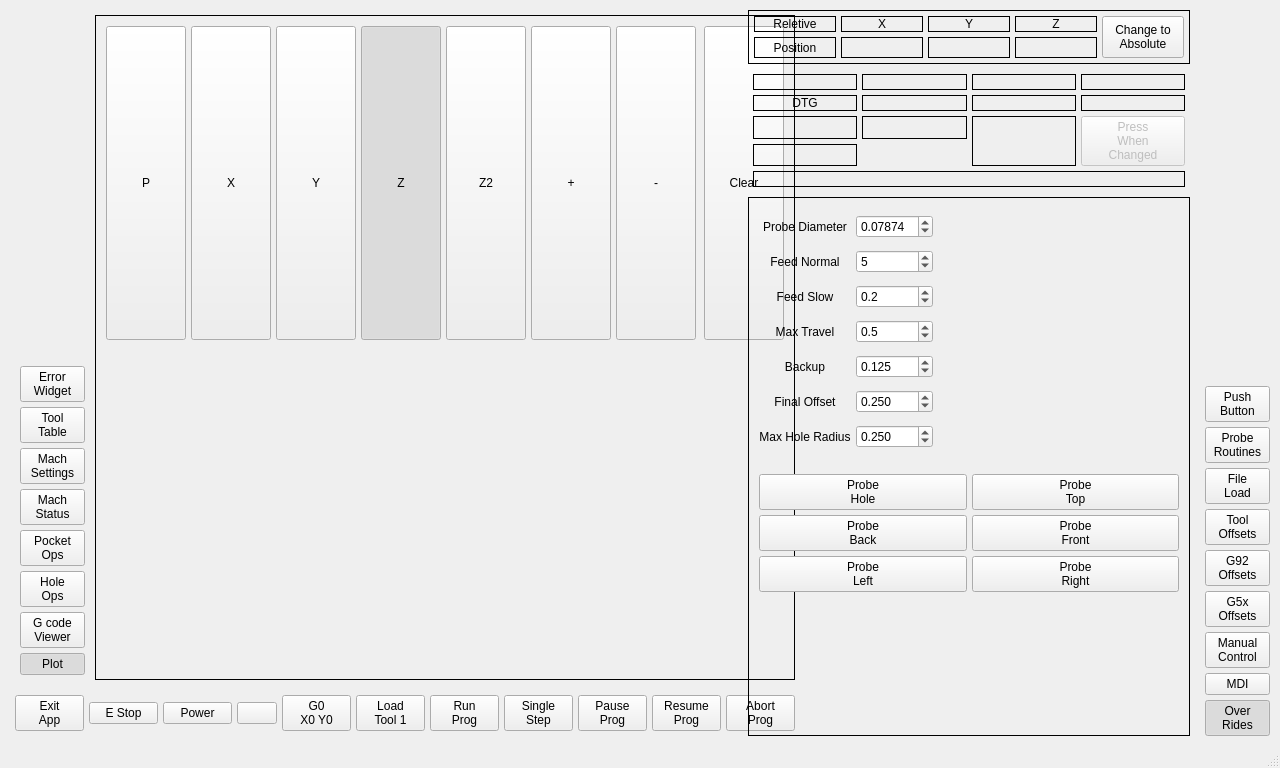
This is mill_touch_v6/ui/mainwindow.ui in jethornton/mill_touch_v6 as Qt 5 draws it before an edit. The edited form follows.
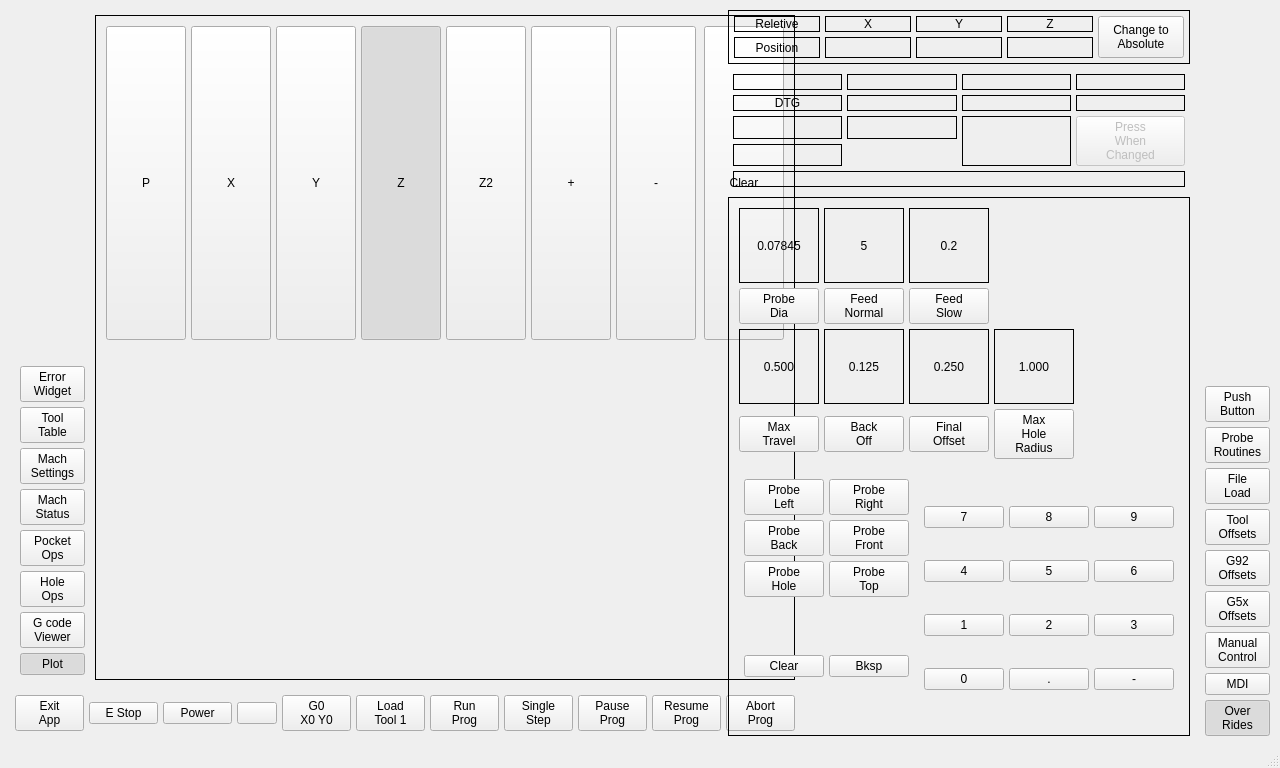
This is the edited form. The open tabs and pages were chosen to show the change. Custom widgets are drawn as their Qt base class.

Commit message: finish up adding probing routines and keyboard

```diff
--- a/mill_touch_v6/ui/mainwindow.ui
+++ b/mill_touch_v6/ui/mainwindow.ui
@@ -6854,93 +6854,125 @@
               <property name="spacing">
                <number>5</number>
               </property>
-              <item row="3" column="1">
-               <widget class="QDoubleSpinBox" name="probMaxTravel">
-                <property name="decimals">
-                 <number>1</number>
-                </property>
-                <property name="value">
-                 <double>0.500000000000000</double>
-                </property>
-               </widget>
-              </item>
-              <item row="0" column="0">
-               <widget class="QLabel" name="label_3">
+              <item row="4" column="0">
+               <widget class="QPushButton" name="pushButton_163">
                 <property name="text">
-                 <string>Probe Diameter</string>
+                 <string>Max
+Travel</string>
                 </property>
-                <property name="alignment">
-                 <set>Qt::AlignCenter</set>
+                <property name="checkable">
+                 <bool>true</bool>
                 </property>
-               </widget>
-              </item>
-              <item row="1" column="2">
-               <spacer name="horizontalSpacer_8">
-                <property name="orientation">
-                 <enum>Qt::Horizontal</enum>
+                <property name="labelName" stdset="0">
+                 <string>probMaxTravel</string>
                 </property>
-                <property name="sizeHint" stdset="0">
-                 <size>
-                  <width>40</width>
-                  <height>20</height>
-                 </size>
-                </property>
-               </spacer>
-              </item>
-              <item row="5" column="1">
-               <widget class="QDoubleSpinBox" name="probeOffset">
-                <property name="decimals">
-                 <number>3</number>
-                </property>
-                <property name="value">
-                 <double>0.250000000000000</double>
-                </property>
-               </widget>
-              </item>
-              <item row="1" column="1">
-               <widget class="QSpinBox" name="probeFeedNorm">
-                <property name="maximum">
-                 <number>300</number>
-                </property>
-                <property name="value">
-                 <number>5</number>
-                </property>
-               </widget>
-              </item>
-              <item row="0" column="1">
-               <widget class="QDoubleSpinBox" name="probeDiam">
-                <property name="decimals">
-                 <number>5</number>
-                </property>
-                <property name="value">
-                 <double>0.078740000000000</double>
-                </property>
+                <attribute name="buttonGroup">
+                 <string notr="true">probeBtnGrp</string>
+                </attribute>
                </widget>
               </item>
               <item row="1" column="0">
-               <widget class="QLabel" name="label_9">
+               <widget class="QPushButton" name="pushButton_160">
                 <property name="text">
-                 <string>Feed Normal</string>
+                 <string>Probe
+Dia</string>
                 </property>
+                <property name="checkable">
+                 <bool>true</bool>
+                </property>
+                <property name="labelName" stdset="0">
+                 <string>probeDiam</string>
+                </property>
+                <attribute name="buttonGroup">
+                 <string notr="true">probeBtnGrp</string>
+                </attribute>
+               </widget>
+              </item>
+              <item row="0" column="0">
+               <widget class="QLabel" name="probeDiam">
+                <property name="minimumSize">
+                 <size>
+                  <width>60</width>
+                  <height>0</height>
+                 </size>
+                </property>
+                <property name="frameShape">
+                 <enum>QFrame::Box</enum>
+                </property>
+                <property name="text">
+                 <string>0.07845</string>
+                </property>
                 <property name="alignment">
                  <set>Qt::AlignCenter</set>
                 </property>
                </widget>
               </item>
-              <item row="4" column="0">
-               <widget class="QLabel" name="label_54">
+              <item row="1" column="1">
+               <widget class="QPushButton" name="pushButton_161">
                 <property name="text">
-                 <string>Backup</string>
+                 <string>Feed
+Normal</string>
                 </property>
+                <property name="checkable">
+                 <bool>true</bool>
+                </property>
+                <property name="labelName" stdset="0">
+                 <string>probeFeedNorm</string>
+                </property>
+                <attribute name="buttonGroup">
+                 <string notr="true">probeBtnGrp</string>
+                </attribute>
+               </widget>
+              </item>
+              <item row="0" column="1">
+               <widget class="QLabel" name="probeFeedNorm">
+                <property name="minimumSize">
+                 <size>
+                  <width>60</width>
+                  <height>0</height>
+                 </size>
+                </property>
+                <property name="frameShape">
+                 <enum>QFrame::Box</enum>
+                </property>
+                <property name="text">
+                 <string>5</string>
+                </property>
                 <property name="alignment">
                  <set>Qt::AlignCenter</set>
                 </property>
                </widget>
               </item>
-              <item row="5" column="0">
-               <widget class="QLabel" name="label_60">
+              <item row="1" column="2">
+               <widget class="QPushButton" name="pushButton_162">
                 <property name="text">
-                 <string>Final Offset</string>
+                 <string>Feed
+Slow</string>
+                </property>
+                <property name="checkable">
+                 <bool>true</bool>
+                </property>
+                <property name="labelName" stdset="0">
+                 <string>probeFeedSlow</string>
+                </property>
+                <attribute name="buttonGroup">
+                 <string notr="true">probeBtnGrp</string>
+                </attribute>
+               </widget>
+              </item>
+              <item row="0" column="2">
+               <widget class="QLabel" name="probeFeedSlow">
+                <property name="minimumSize">
+                 <size>
+                  <width>60</width>
+                  <height>0</height>
+                 </size>
+                </property>
+                <property name="frameShape">
+                 <enum>QFrame::Box</enum>
+                </property>
+                <property name="text">
+                 <string>0.2</string>
                 </property>
                 <property name="alignment">
                  <set>Qt::AlignCenter</set>
@@ -6948,9 +6980,18 @@
                </widget>
               </item>
               <item row="3" column="0">
-               <widget class="QLabel" name="label_12">
+               <widget class="QLabel" name="probMaxTravel">
+                <property name="minimumSize">
+                 <size>
+                  <width>60</width>
+                  <height>0</height>
+                 </size>
+                </property>
+                <property name="frameShape">
+                 <enum>QFrame::Box</enum>
+                </property>
                 <property name="text">
-                 <string>Max Travel</string>
+                 <string>0.500</string>
                 </property>
                 <property name="alignment">
                  <set>Qt::AlignCenter</set>
@@ -6958,49 +6999,109 @@
                </widget>
               </item>
               <item row="4" column="1">
-               <widget class="QDoubleSpinBox" name="probeBackup">
-                <property name="decimals">
-                 <number>3</number>
+               <widget class="QPushButton" name="pushButton_168">
+                <property name="text">
+                 <string>Back
+Off</string>
                 </property>
-                <property name="value">
-                 <double>0.125000000000000</double>
+                <property name="checkable">
+                 <bool>true</bool>
                 </property>
                </widget>
               </item>
-              <item row="2" column="1">
-               <widget class="QDoubleSpinBox" name="probeFeedSlow">
-                <property name="decimals">
-                 <number>1</number>
+              <item row="3" column="1">
+               <widget class="QLabel" name="probeBackup">
+                <property name="minimumSize">
+                 <size>
+                  <width>60</width>
+                  <height>0</height>
+                 </size>
                 </property>
-                <property name="value">
-                 <double>0.200000000000000</double>
+                <property name="frameShape">
+                 <enum>QFrame::Box</enum>
                 </property>
+                <property name="text">
+                 <string>0.125</string>
+                </property>
+                <property name="alignment">
+                 <set>Qt::AlignCenter</set>
+                </property>
                </widget>
               </item>
-              <item row="2" column="0">
-               <widget class="QLabel" name="label_10">
+              <item row="4" column="2">
+               <widget class="QPushButton" name="pushButton_169">
                 <property name="text">
-                 <string>Feed Slow</string>
+                 <string>Final
+Offset</string>
                 </property>
+                <property name="checkable">
+                 <bool>true</bool>
+                </property>
+                <property name="labelName" stdset="0">
+                 <string>probeOffset</string>
+                </property>
+                <attribute name="buttonGroup">
+                 <string notr="true">probeBtnGrp</string>
+                </attribute>
+               </widget>
+              </item>
+              <item row="3" column="4">
+               <spacer name="horizontalSpacer_10">
+                <property name="orientation">
+                 <enum>Qt::Horizontal</enum>
+                </property>
+                <property name="sizeHint" stdset="0">
+                 <size>
+                  <width>40</width>
+                  <height>20</height>
+                 </size>
+                </property>
+               </spacer>
+              </item>
+              <item row="3" column="2">
+               <widget class="QLabel" name="probeOffset">
+                <property name="minimumSize">
+                 <size>
+                  <width>60</width>
+                  <height>0</height>
+                 </size>
+                </property>
+                <property name="frameShape">
+                 <enum>QFrame::Box</enum>
+                </property>
+                <property name="text">
+                 <string>0.250</string>
+                </property>
                 <property name="alignment">
                  <set>Qt::AlignCenter</set>
                 </property>
                </widget>
               </item>
-              <item row="6" column="1">
-               <widget class="QDoubleSpinBox" name="probeMaxRadius">
-                <property name="decimals">
-                 <number>3</number>
+              <item row="4" column="3">
+               <widget class="QPushButton" name="pushButton_170">
+                <property name="text">
+                 <string>Max
+Hole
+Radius</string>
                 </property>
-                <property name="value">
-                 <double>0.250000000000000</double>
+                <property name="checkable">
+                 <bool>true</bool>
                 </property>
                </widget>
               </item>
-              <item row="6" column="0">
-               <widget class="QLabel" name="label_61">
+              <item row="3" column="3">
+               <widget class="QLabel" name="probeMaxRadius">
+                <property name="minimumSize">
+                 <size>
+                  <width>60</width>
+                  <height>0</height>
+                 </size>
+                </property>
+                <property name="frameShape">
+                 <enum>QFrame::Box</enum>
+                </property>
                 <property name="text">
-                 <string>Max Hole Radius</string>
+                 <string>1.000</string>
                 </property>
                 <property name="alignment">
                  <set>Qt::AlignCenter</set>
@@ -7025,74 +7126,278 @@
               <property name="bottomMargin">
                <number>5</number>
               </property>
-              <item row="3" column="0">
-               <widget class="SubCallButton" name="subcallbutton">
-                <property name="text">
-                 <string>Probe
-Left</string>
+              <item row="4" column="1">
+               <spacer name="horizontalSpacer_8">
+                <property name="orientation">
+                 <enum>Qt::Horizontal</enum>
                 </property>
-                <property name="filename" stdset="0">
-                 <string>qtpy-left.ngc</string>
+                <property name="sizeHint" stdset="0">
+                 <size>
+                  <width>40</width>
+                  <height>20</height>
+                 </size>
                 </property>
-               </widget>
+               </spacer>
               </item>
-              <item row="2" column="1">
-               <widget class="SubCallButton" name="subcallbutton_4">
-                <property name="text">
-                 <string>Probe
+              <item row="4" column="0">
+               <widget class="QWidget" name="gridWidget" native="true">
+                <layout class="QGridLayout" name="gridLayout_32">
+                 <property name="leftMargin">
+                  <number>5</number>
+                 </property>
+                 <property name="topMargin">
+                  <number>5</number>
+                 </property>
+                 <property name="rightMargin">
+                  <number>5</number>
+                 </property>
+                 <property name="bottomMargin">
+                  <number>5</number>
+                 </property>
+                 <property name="spacing">
+                  <number>5</number>
+                 </property>
+                 <item row="1" column="1">
+                  <widget class="SubCallButton" name="subcallbutton_4">
+                   <property name="text">
+                    <string>Probe
 Front</string>
-                </property>
-                <property name="filename" stdset="0">
-                 <string>qtpy-front.ngc</string>
-                </property>
-               </widget>
-              </item>
-              <item row="3" column="1">
-               <widget class="SubCallButton" name="subcallbutton_2">
-                <property name="text">
-                 <string>Probe
-Right</string>
-                </property>
-                <property name="filename" stdset="0">
-                 <string>qtpy-right.ngc</string>
-                </property>
-               </widget>
-              </item>
-              <item row="2" column="0">
-               <widget class="SubCallButton" name="subcallbutton_3">
-                <property name="text">
-                 <string>Probe
+                   </property>
+                   <property name="filename" stdset="0">
+                    <string>qtpy-front.ngc</string>
+                   </property>
+                  </widget>
+                 </item>
+                 <item row="1" column="0">
+                  <widget class="SubCallButton" name="subcallbutton_3">
+                   <property name="text">
+                    <string>Probe
 Back</string>
-                </property>
-                <property name="filename" stdset="0">
-                 <string>qtpy-back.ngc</string>
-                </property>
-               </widget>
-              </item>
-              <item row="0" column="0">
-               <widget class="SubCallButton" name="subcallbutton_6">
-                <property name="text">
-                 <string>Probe
+                   </property>
+                   <property name="filename" stdset="0">
+                    <string>qtpy-back.ngc</string>
+                   </property>
+                  </widget>
+                 </item>
+                 <item row="0" column="1">
+                  <widget class="SubCallButton" name="subcallbutton_2">
+                   <property name="text">
+                    <string>Probe
+Right</string>
+                   </property>
+                   <property name="filename" stdset="0">
+                    <string>qtpy-right.ngc</string>
+                   </property>
+                  </widget>
+                 </item>
+                 <item row="0" column="0">
+                  <widget class="SubCallButton" name="subcallbutton">
+                   <property name="text">
+                    <string>Probe
+Left</string>
+                   </property>
+                   <property name="filename" stdset="0">
+                    <string>qtpy-left.ngc</string>
+                   </property>
+                  </widget>
+                 </item>
+                 <item row="2" column="0">
+                  <widget class="SubCallButton" name="subcallbutton_6">
+                   <property name="text">
+                    <string>Probe
 Hole</string>
-                </property>
-                <property name="filename" stdset="0">
-                 <string>qtpy-hole.ngc</string>
-                </property>
-               </widget>
-              </item>
-              <item row="0" column="1">
-               <widget class="SubCallButton" name="subcallbutton_5">
-                <property name="text">
-                 <string>Probe
+                   </property>
+                   <property name="filename" stdset="0">
+                    <string>qtpy-hole.ngc</string>
+                   </property>
+                  </widget>
+                 </item>
+                 <item row="2" column="1">
+                  <widget class="SubCallButton" name="subcallbutton_5">
+                   <property name="text">
+                    <string>Probe
 Top</string>
-                </property>
-                <property name="filename" stdset="0">
-                 <string>qtpy-top.ngc</string>
-                </property>
+                   </property>
+                   <property name="filename" stdset="0">
+                    <string>qtpy-top.ngc</string>
+                   </property>
+                  </widget>
+                 </item>
+                </layout>
                </widget>
               </item>
-              <item row="4" column="0" colspan="2">
-               <widget class="ProbeSim" name="probesim"/>
+              <item row="5" column="0">
+               <widget class="QWidget" name="horizontalWidget" native="true">
+                <layout class="QHBoxLayout" name="horizontalLayout_12">
+                 <property name="leftMargin">
+                  <number>5</number>
+                 </property>
+                 <property name="topMargin">
+                  <number>5</number>
+                 </property>
+                 <property name="rightMargin">
+                  <number>5</number>
+                 </property>
+                 <property name="bottomMargin">
+                  <number>5</number>
+                 </property>
+                 <item>
+                  <widget class="QPushButton" name="probeClearBtn">
+                   <property name="text">
+                    <string>Clear</string>
+                   </property>
+                  </widget>
+                 </item>
+                 <item>
+                  <widget class="QPushButton" name="probeBkspBtn">
+                   <property name="text">
+                    <string>Bksp</string>
+                   </property>
+                  </widget>
+                 </item>
+                </layout>
+               </widget>
+              </item>
+              <item row="4" column="3" rowspan="2">
+               <widget class="QWidget" name="gridWidget" native="true">
+                <layout class="QGridLayout" name="gridLayout_31">
+                 <property name="leftMargin">
+                  <number>5</number>
+                 </property>
+                 <property name="topMargin">
+                  <number>5</number>
+                 </property>
+                 <property name="rightMargin">
+                  <number>5</number>
+                 </property>
+                 <property name="bottomMargin">
+                  <number>5</number>
+                 </property>
+                 <property name="spacing">
+                  <number>5</number>
+                 </property>
+                 <item row="2" column="1">
+                  <widget class="QPushButton" name="pushButton_153">
+                   <property name="text">
+                    <string>2</string>
+                   </property>
+                   <attribute name="buttonGroup">
+                    <string notr="true">probeKeypad</string>
+                   </attribute>
+                  </widget>
+                 </item>
+                 <item row="1" column="2">
+                  <widget class="QPushButton" name="pushButton_127">
+                   <property name="text">
+                    <string>6</string>
+                   </property>
+                   <attribute name="buttonGroup">
+                    <string notr="true">probeKeypad</string>
+                   </attribute>
+                  </widget>
+                 </item>
+                 <item row="1" column="0">
+                  <widget class="QPushButton" name="pushButton_145">
+                   <property name="text">
+                    <string>4</string>
+                   </property>
+                   <attribute name="buttonGroup">
+                    <string notr="true">probeKeypad</string>
+                   </attribute>
+                  </widget>
+                 </item>
+                 <item row="2" column="0">
+                  <widget class="QPushButton" name="pushButton_150">
+                   <property name="text">
+                    <string>1</string>
+                   </property>
+                   <attribute name="buttonGroup">
+                    <string notr="true">probeKeypad</string>
+                   </attribute>
+                  </widget>
+                 </item>
+                 <item row="1" column="1">
+                  <widget class="QPushButton" name="pushButton_140">
+                   <property name="text">
+                    <string>5</string>
+                   </property>
+                   <attribute name="buttonGroup">
+                    <string notr="true">probeKeypad</string>
+                   </attribute>
+                  </widget>
+                 </item>
+                 <item row="3" column="1">
+                  <widget class="QPushButton" name="pushButton_131">
+                   <property name="text">
+                    <string>.</string>
+                   </property>
+                   <attribute name="buttonGroup">
+                    <string notr="true">probeKeypad</string>
+                   </attribute>
+                  </widget>
+                 </item>
+                 <item row="3" column="0">
+                  <widget class="QPushButton" name="pushButton_146">
+                   <property name="text">
+                    <string>0</string>
+                   </property>
+                   <attribute name="buttonGroup">
+                    <string notr="true">probeKeypad</string>
+                   </attribute>
+                  </widget>
+                 </item>
+                 <item row="3" column="2">
+                  <widget class="QPushButton" name="pushButton_126">
+                   <property name="text">
+                    <string>-</string>
+                   </property>
+                   <attribute name="buttonGroup">
+                    <string notr="true">probeKeypad</string>
+                   </attribute>
+                  </widget>
+                 </item>
+                 <item row="2" column="2">
+                  <widget class="QPushButton" name="pushButton_156">
+                   <property name="text">
+                    <string>3</string>
+                   </property>
+                   <attribute name="buttonGroup">
+                    <string notr="true">probeKeypad</string>
+                   </attribute>
+                  </widget>
+                 </item>
+                 <item row="0" column="2">
+                  <widget class="QPushButton" name="pushButton_79">
+                   <property name="text">
+                    <string>9</string>
+                   </property>
+                   <attribute name="buttonGroup">
+                    <string notr="true">probeKeypad</string>
+                   </attribute>
+                  </widget>
+                 </item>
+                 <item row="0" column="1">
+                  <widget class="QPushButton" name="pushButton_80">
+                   <property name="text">
+                    <string>8</string>
+                   </property>
+                   <attribute name="buttonGroup">
+                    <string notr="true">probeKeypad</string>
+                   </attribute>
+                  </widget>
+                 </item>
+                 <item row="0" column="0">
+                  <widget class="QPushButton" name="pushButton_120">
+                   <property name="text">
+                    <string>7</string>
+                   </property>
+                   <attribute name="buttonGroup">
+                    <string notr="true">probeKeypad</string>
+                   </attribute>
+                  </widget>
+                 </item>
+                </layout>
+               </widget>
               </item>
              </layout>
             </widget>
@@ -7366,11 +7671,6 @@
    <extends>QPushButton</extends>
    <header>qtpyvcp.widgets.hal_widgets.hal_button</header>
   </customwidget>
-  <customwidget>
-   <class>ProbeSim</class>
-   <extends>QWidget</extends>
-   <header>qtpyvcp.widgets.input_widgets.probesim_widget</header>
-  </customwidget>
   <customwidget>
    <class>StatusLabel</class>
    <extends>QLabel</extends>
```
Left out of the diff: 14 changed lines with no effect on the pictures. The commit also changes 2 other files.
